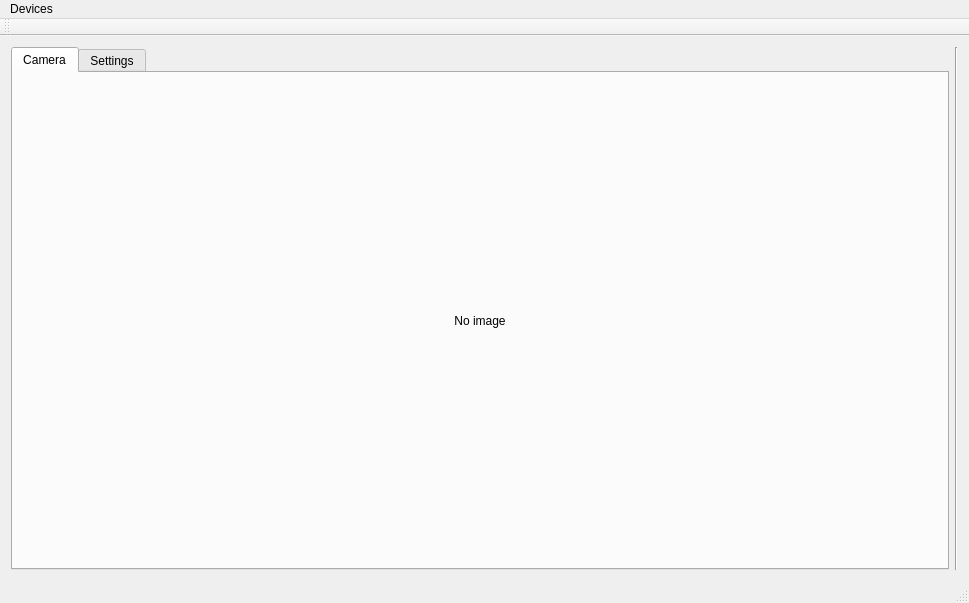
Before: the Qt Designer form mainWindow.ui in hicsail/CameraMouseSuite-cross-platform, drawn with Qt 5.
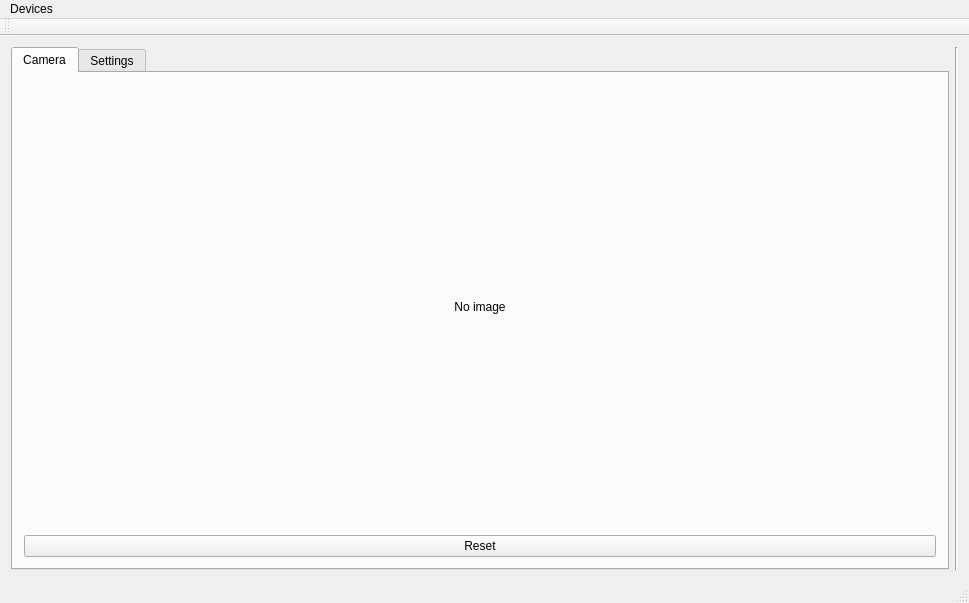
After: the same form once the commit is applied. Icons and pictures are not drawn. Custom widgets are drawn as their Qt base class.

Commit message: Tracking reset button

What changed in the file:
```diff
--- a/mainWindow.ui
+++ b/mainWindow.ui
@@ -33,7 +33,7 @@
        <attribute name="title">
         <string>Camera</string>
        </attribute>
-       <layout class="QHBoxLayout" name="horizontalLayout_2">
+       <layout class="QVBoxLayout" name="verticalLayout_2">
         <item>
          <widget class="CMS::ClickableLabel" name="frameLabel">
           <property name="sizePolicy">
@@ -56,6 +56,13 @@
           </property>
          </widget>
         </item>
+        <item>
+         <widget class="QPushButton" name="resetButton">
+          <property name="text">
+           <string>Reset</string>
+          </property>
+         </widget>
+        </item>
        </layout>
       </widget>
       <widget class="QWidget" name="tab_2">
```
The commit also changes 3 other files.
